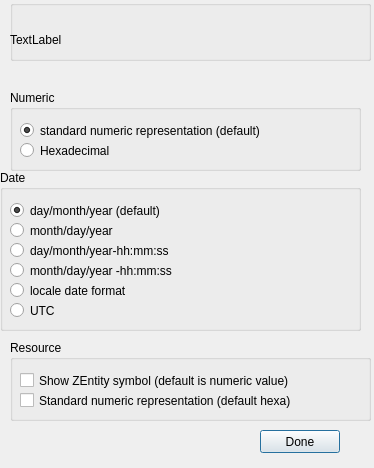
Before: the Qt Designer form zcontentutils/zcellformatdlg.ui in seth-world/zcontent, drawn with Qt 5.
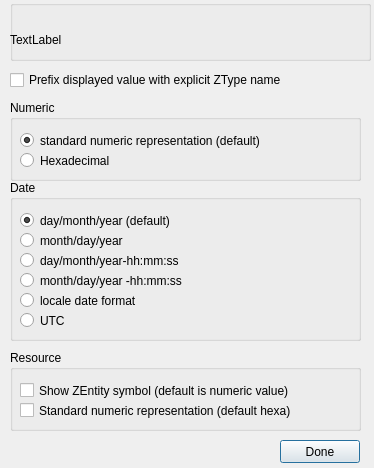
After: the same form once the commit is applied.

The edit to the form file:
```diff
--- a/zcontentutils/zcellformatdlg.ui
+++ b/zcontentutils/zcellformatdlg.ui
@@ -17,7 +17,7 @@
    <property name="geometry">
     <rect>
      <x>10</x>
-     <y>90</y>
+     <y>100</y>
      <width>351</width>
      <height>81</height>
     </rect>
@@ -85,8 +85,8 @@
    <property name="geometry">
     <rect>
      <x>10</x>
-     <y>340</y>
-     <width>361</width>
+     <y>350</y>
+     <width>351</width>
      <height>81</height>
     </rect>
    </property>
@@ -123,8 +123,8 @@
   <widget class="QPushButton" name="OKBTn">
    <property name="geometry">
     <rect>
-     <x>260</x>
-     <y>430</y>
+     <x>280</x>
+     <y>440</y>
      <width>80</width>
      <height>23</height>
     </rect>
@@ -136,9 +136,9 @@
   <widget class="QGroupBox" name="DateGBx">
    <property name="geometry">
     <rect>
-     <x>0</x>
-     <y>170</y>
-     <width>361</width>
+     <x>10</x>
+     <y>180</y>
+     <width>351</width>
      <height>161</height>
     </rect>
    </property>
@@ -227,6 +227,19 @@
     </property>
    </widget>
   </widget>
+  <widget class="QCheckBox" name="PrefixCBx">
+   <property name="geometry">
+    <rect>
+     <x>10</x>
+     <y>70</y>
+     <width>281</width>
+     <height>20</height>
+    </rect>
+   </property>
+   <property name="text">
+    <string>Prefix displayed value with explicit ZType name</string>
+   </property>
+  </widget>
  </widget>
  <resources/>
  <connections/>
```
